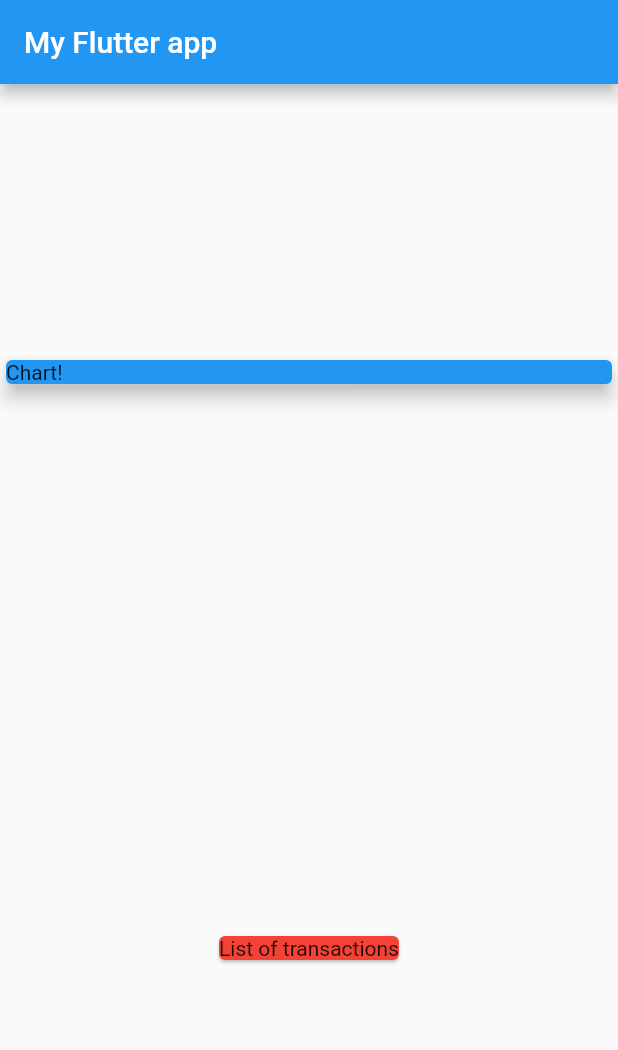
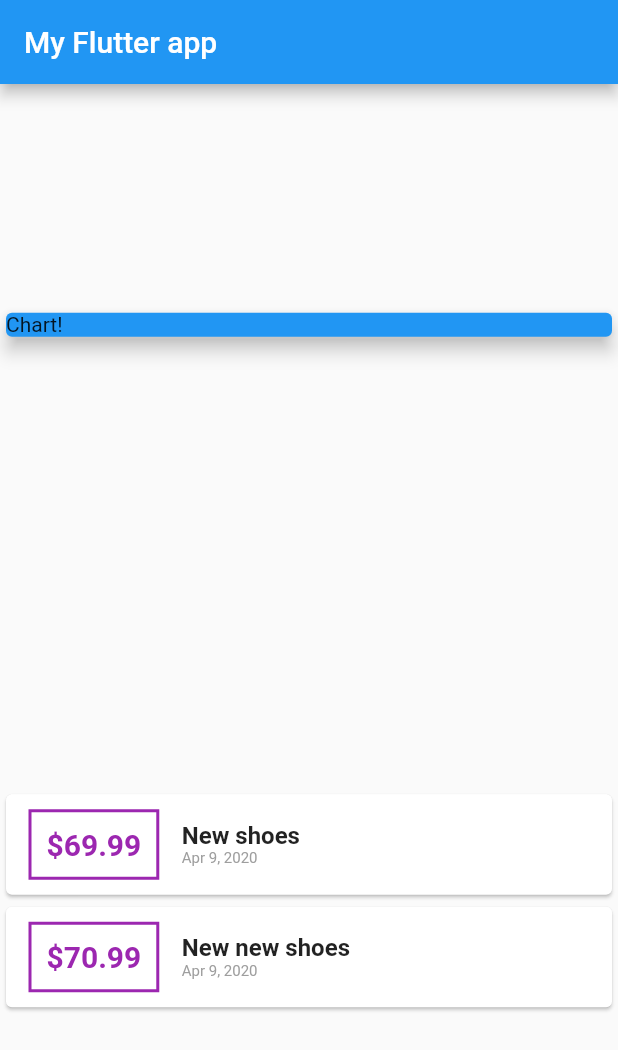
Before and after one commit to roxfives/flutter_expenses_app, a Flutter app: the screen it shows after launch, on a phone screen of 412 x 824 dp. Shown: the top 1050 px of the screen. Run offline on Flutter 3.47's test engine with Material 2 defaults, Android fonts, the phone set to English and light mode, and no system bars.

Commit message:
Formats the card for transactions

```diff
--- a/lib/main.dart
+++ b/lib/main.dart
@@ -1,4 +1,5 @@
 import 'package:flutter/material.dart';
+import 'package:intl/intl.dart';
 
 import 'transaction.dart';
 
@@ -25,6 +26,12 @@ class MyHomePage extends StatelessWidget {
       amount: 69.99,
       date: DateTime.now(),
     ),
+    Transaction(
+      id: 't2',
+      title: 'New new shoes',
+      amount: 70.99,
+      date: DateTime.now(),
+    ),
   ];
 
   @override
@@ -45,10 +52,56 @@ class MyHomePage extends StatelessWidget {
               child: Text('Chart!'),
             ),
           ),
-          Card(
-            color: Colors.red,
-            child: Text('List of transactions'),
-          )
+          Column(
+            children: transactions.map((tx) {
+              return Card(
+                child: Row(
+                  children: <Widget>[
+                    Container(
+                      child: Text(
+                        NumberFormat.simpleCurrency().format(tx.amount),
+                        style: TextStyle(
+                          fontWeight: FontWeight.bold,
+                          fontSize: 20,
+                          color: Colors.purple,
+                        ),
+                      ),
+                      padding: EdgeInsets.all(10),
+                      margin: EdgeInsets.symmetric(
+                        vertical: 10,
+                        horizontal: 15,
+                      ),
+                      decoration: BoxDecoration(
+                        border: Border.all(
+                          color: Colors.purple,
+                          width: 2,
+                        ),
+                      ),
+                    ),
+                    Column(
+                      crossAxisAlignment: CrossAxisAlignment.start,
+                      children: <Widget>[
+                        Text(
+                          tx.title,
+                          style: TextStyle(
+                            fontSize: 16,
+                            fontWeight: FontWeight.bold,
+                          ),
+                        ),
+                        Text(
+                          DateFormat.yMMMd().format(tx.date),
+                          style: TextStyle(
+                            color: Colors.grey,
+                            fontSize: 10,
+                          ),
+                        ),
+                      ],
+                    ),
+                  ],
+                ),
+              );
+            }).toList(),
+          ),
         ],
       ),
     );
```
